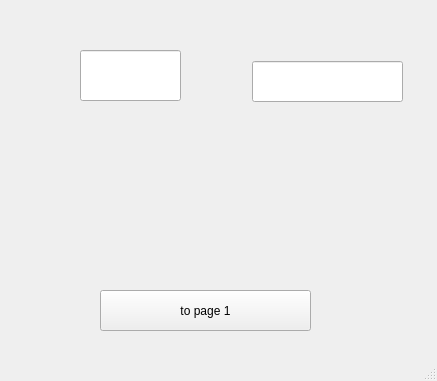
The window that second.ui (povidllo/Weather_forecast) describes before a commit, drawn with Qt 5.
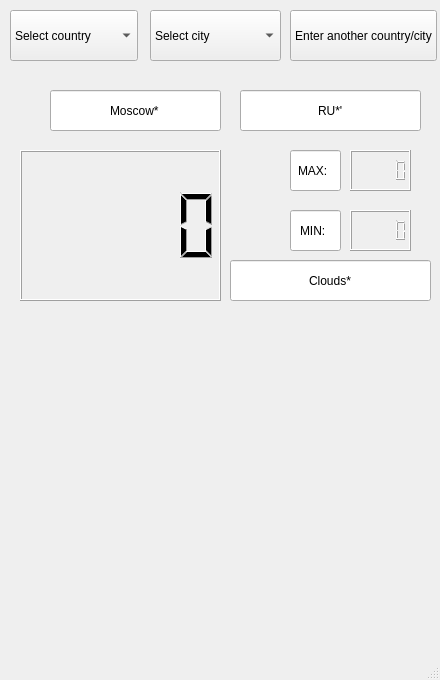
The same window after the commit. Icons and pictures are not drawn.

```diff
--- a/second.ui
+++ b/second.ui
@@ -6,10 +6,22 @@
    <rect>
     <x>0</x>
     <y>0</y>
-    <width>437</width>
-    <height>381</height>
+    <width>440</width>
+    <height>680</height>
    </rect>
   </property>
+  <property name="minimumSize">
+   <size>
+    <width>440</width>
+    <height>680</height>
+   </size>
+  </property>
+  <property name="maximumSize">
+   <size>
+    <width>440</width>
+    <height>680</height>
+   </size>
+  </property>
   <property name="windowTitle">
    <string>MainWindow</string>
   </property>
@@ -17,34 +29,257 @@
    <widget class="QPushButton" name="s_button">
     <property name="geometry">
      <rect>
-      <x>100</x>
-      <y>290</y>
-      <width>211</width>
-      <height>41</height>
-     </rect>
-    </property>
-    <property name="text">
-     <string>to page 1</string>
-    </property>
-   </widget>
-   <widget class="QLineEdit" name="lineEdit">
-    <property name="geometry">
-     <rect>
-      <x>80</x>
-      <y>50</y>
-      <width>101</width>
+      <x>290</x>
+      <y>10</y>
+      <width>147</width>
       <height>51</height>
      </rect>
+    </property>
+    <property name="text">
+     <string>Enter another country/city</string>
+    </property>
+   </widget>
+   <widget class="QLineEdit" name="country_name">
+    <property name="geometry">
+     <rect>
+      <x>240</x>
+      <y>90</y>
+      <width>181</width>
+      <height>41</height>
+     </rect>
+    </property>
+    <property name="text">
+     <string>RU*'</string>
+    </property>
+    <property name="alignment">
+     <set>Qt::AlignCenter</set>
+    </property>
+    <property name="readOnly">
+     <bool>true</bool>
     </property>
    </widget>
    <widget class="QLineEdit" name="city_name">
     <property name="geometry">
      <rect>
-      <x>252</x>
-      <y>61</y>
-      <width>151</width>
+      <x>50</x>
+      <y>90</y>
+      <width>171</width>
       <height>41</height>
      </rect>
+    </property>
+    <property name="text">
+     <string>Moscow*</string>
+    </property>
+    <property name="alignment">
+     <set>Qt::AlignCenter</set>
+    </property>
+    <property name="readOnly">
+     <bool>true</bool>
+    </property>
+   </widget>
+   <widget class="QComboBox" name="country">
+    <property name="geometry">
+     <rect>
+      <x>10</x>
+      <y>10</y>
+      <width>128</width>
+      <height>51</height>
+     </rect>
+    </property>
+    <property name="minimumSize">
+     <size>
+      <width>128</width>
+      <height>0</height>
+     </size>
+    </property>
+    <item>
+     <property name="text">
+      <string>Select country</string>
+     </property>
+    </item>
+   </widget>
+   <widget class="QComboBox" name="city">
+    <property name="geometry">
+     <rect>
+      <x>150</x>
+      <y>10</y>
+      <width>131</width>
+      <height>51</height>
+     </rect>
+    </property>
+    <property name="sizePolicy">
+     <sizepolicy hsizetype="Preferred" vsizetype="Maximum">
+      <horstretch>0</horstretch>
+      <verstretch>0</verstretch>
+     </sizepolicy>
+    </property>
+    <item>
+     <property name="text">
+      <string>Select city</string>
+     </property>
+    </item>
+   </widget>
+   <widget class="QLCDNumber" name="degree">
+    <property name="geometry">
+     <rect>
+      <x>20</x>
+      <y>150</y>
+      <width>201</width>
+      <height>151</height>
+     </rect>
+    </property>
+   </widget>
+   <widget class="QLineEdit" name="max_temp">
+    <property name="geometry">
+     <rect>
+      <x>290</x>
+      <y>150</y>
+      <width>51</width>
+      <height>41</height>
+     </rect>
+    </property>
+    <property name="text">
+     <string>MAX: </string>
+    </property>
+    <property name="alignment">
+     <set>Qt::AlignCenter</set>
+    </property>
+    <property name="readOnly">
+     <bool>true</bool>
+    </property>
+   </widget>
+   <widget class="QLineEdit" name="min_temp">
+    <property name="geometry">
+     <rect>
+      <x>290</x>
+      <y>210</y>
+      <width>51</width>
+      <height>41</height>
+     </rect>
+    </property>
+    <property name="text">
+     <string>MIN: </string>
+    </property>
+    <property name="alignment">
+     <set>Qt::AlignCenter</set>
+    </property>
+    <property name="readOnly">
+     <bool>true</bool>
+    </property>
+   </widget>
+   <widget class="QLCDNumber" name="max_degree">
+    <property name="geometry">
+     <rect>
+      <x>350</x>
+      <y>150</y>
+      <width>61</width>
+      <height>41</height>
+     </rect>
+    </property>
+   </widget>
+   <widget class="QLCDNumber" name="min_degree">
+    <property name="geometry">
+     <rect>
+      <x>350</x>
+      <y>210</y>
+      <width>61</width>
+      <height>41</height>
+     </rect>
+    </property>
+   </widget>
+   <widget class="QLineEdit" name="clouds">
+    <property name="geometry">
+     <rect>
+      <x>230</x>
+      <y>260</y>
+      <width>201</width>
+      <height>41</height>
+     </rect>
+    </property>
+    <property name="text">
+     <string>Clouds*</string>
+    </property>
+    <property name="alignment">
+     <set>Qt::AlignCenter</set>
+    </property>
+    <property name="readOnly">
+     <bool>true</bool>
+    </property>
+   </widget>
+   <widget class="QLabel" name="label">
+    <property name="geometry">
+     <rect>
+      <x>18</x>
+      <y>95</y>
+      <width>31</width>
+      <height>31</height>
+     </rect>
+    </property>
+    <property name="text">
+     <string/>
+    </property>
+    <property name="pixmap">
+     <pixmap resource="resources.qrc">:/icons/icons/placeholder-filled-point.png</pixmap>
+    </property>
+    <property name="scaledContents">
+     <bool>true</bool>
+    </property>
+   </widget>
+   <widget class="QLabel" name="label_2">
+    <property name="geometry">
+     <rect>
+      <x>220</x>
+      <y>160</y>
+      <width>41</width>
+      <height>91</height>
+     </rect>
+    </property>
+    <property name="text">
+     <string/>
+    </property>
+    <property name="pixmap">
+     <pixmap resource="resources.qrc">:/icons/icons/pngwing.com.png</pixmap>
+    </property>
+    <property name="scaledContents">
+     <bool>true</bool>
+    </property>
+   </widget>
+   <widget class="QLabel" name="label_3">
+    <property name="geometry">
+     <rect>
+      <x>410</x>
+      <y>140</y>
+      <width>31</width>
+      <height>61</height>
+     </rect>
+    </property>
+    <property name="text">
+     <string/>
+    </property>
+    <property name="pixmap">
+     <pixmap resource="resources.qrc">:/icons/icons/pngwing.com.png</pixmap>
+    </property>
+    <property name="scaledContents">
+     <bool>true</bool>
+    </property>
+   </widget>
+   <widget class="QLabel" name="label_4">
+    <property name="geometry">
+     <rect>
+      <x>410</x>
+      <y>200</y>
+      <width>31</width>
+      <height>61</height>
+     </rect>
+    </property>
+    <property name="text">
+     <string/>
+    </property>
+    <property name="pixmap">
+     <pixmap resource="resources.qrc">:/icons/icons/pngwing.com.png</pixmap>
+    </property>
+    <property name="scaledContents">
+     <bool>true</bool>
     </property>
    </widget>
   </widget>
```
Left out of the diff: 6 changed lines with no effect on the pictures.
